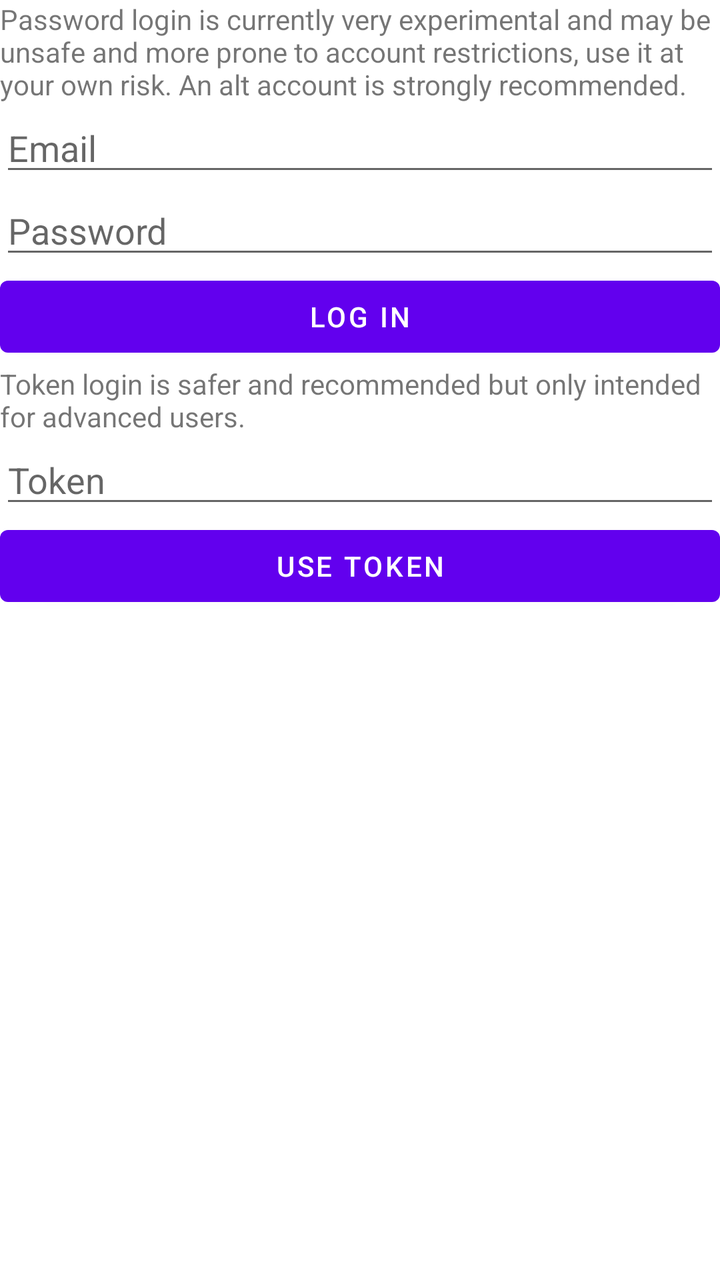
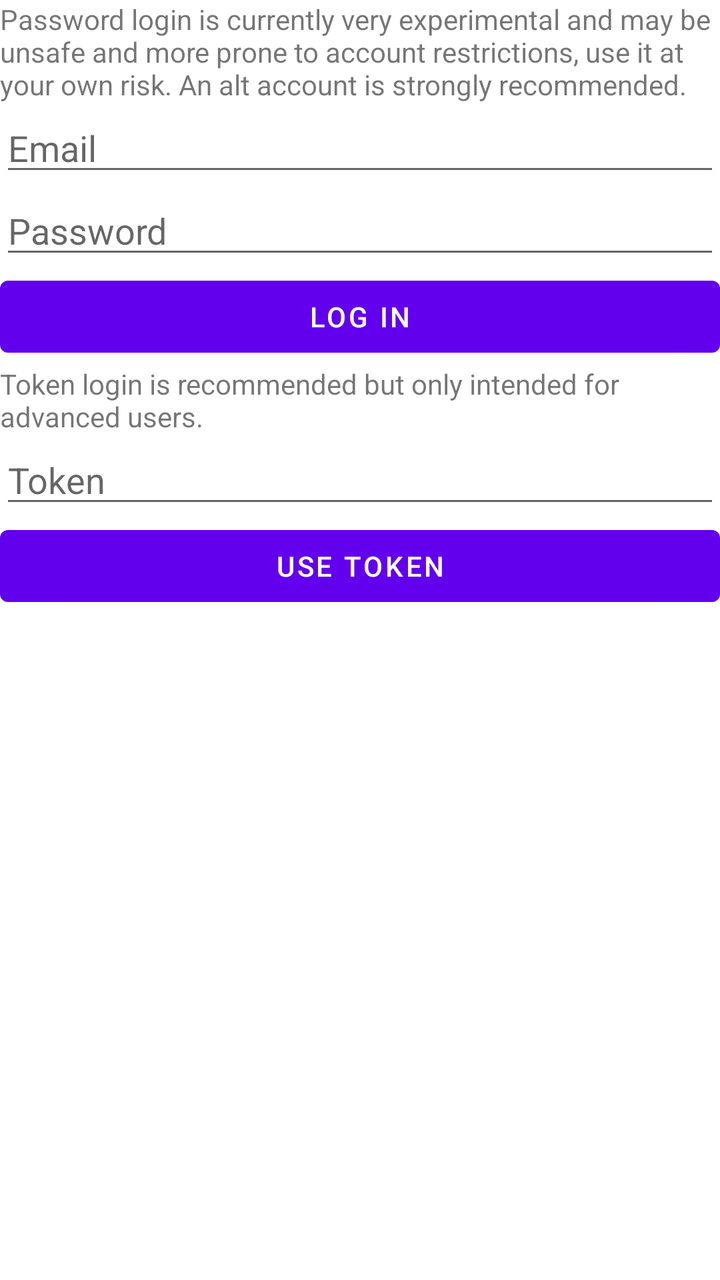

Screens rendered from an Android XML layout before and after an edit, with the pre-edit source and the edit as a unified diff.
<!-- AndroidManifest.xml: fallback theme Theme.MaterialComponents.DayNight.NoActionBar -->
<!-- res/layout/login.xml -->
<?xml version="1.0" encoding="utf-8"?>
<LinearLayout xmlns:android="http://schemas.android.com/apk/res/android"
    android:orientation="vertical" android:layout_width="match_parent"
    android:layout_height="match_parent"
    android:weightSum="1">

    <TextView
        android:id="@+id/textView"
        android:layout_width="match_parent"
        android:layout_height="wrap_content"
        android:text="Password login is currently very experimental and may be unsafe and more prone to account restrictions, use it at your own risk. An alt account is strongly recommended." />

    <EditText
        android:id="@+id/emailField"
        android:layout_width="match_parent"
        android:layout_height="wrap_content"
        android:ems="10"
        android:hint="Email"
        android:inputType="textWebEmailAddress"
        android:maxLines="1"
        android:singleLine="true" />

    <EditText
        android:id="@+id/passwordField"
        android:layout_width="match_parent"
        android:layout_height="wrap_content"
        android:ems="10"
        android:hint="Password"
        android:inputType="textPassword"
        android:password="true"
        android:maxLines="1"
        android:singleLine="true" />

    <TextView
        android:id="@+id/existingPasswordText"
        android:layout_width="match_parent"
        android:layout_height="wrap_content"
        android:text="Leave blank to use the existing password"
        android:visibility="gone" />

    <Button
        android:id="@+id/loginButton"
        android:layout_width="match_parent"
        android:layout_height="wrap_content"
        android:text="Log in" />

    <TextView
        android:id="@+id/textView2"
        android:layout_width="match_parent"
        android:layout_height="wrap_content"
        android:text="Token login is safer and recommended but only intended for advanced users." />

    <EditText
        android:id="@+id/tokenField"
        android:layout_width="match_parent"
        android:layout_height="wrap_content"
        android:ems="10"
        android:hint="Token"
        android:inputType="textPassword"
        android:password="true"
        android:maxLines="1"
        android:singleLine="true" />

    <Button
        android:id="@+id/tokenLoginButton"
        android:layout_width="match_parent"
        android:layout_height="wrap_content"
        android:text="Use token" />

</LinearLayout>
<!-- resources referenced by this layout -->
<resources>

</resources>

<!-- the commit's change to res/layout/login.xml (unified diff, before → after) -->
@@ -48,7 +48,7 @@
         android:id="@+id/textView2"
         android:layout_width="match_parent"
         android:layout_height="wrap_content"
-        android:text="Token login is safer and recommended but only intended for advanced users." />
+        android:text="Token login is recommended but only intended for advanced users." />
 
     <EditText
         android:id="@+id/tokenField"
